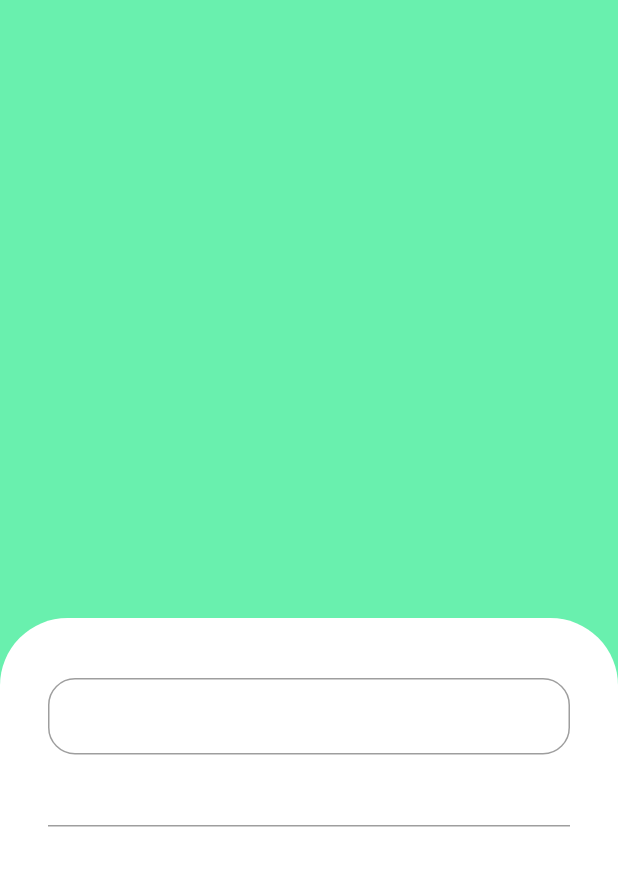
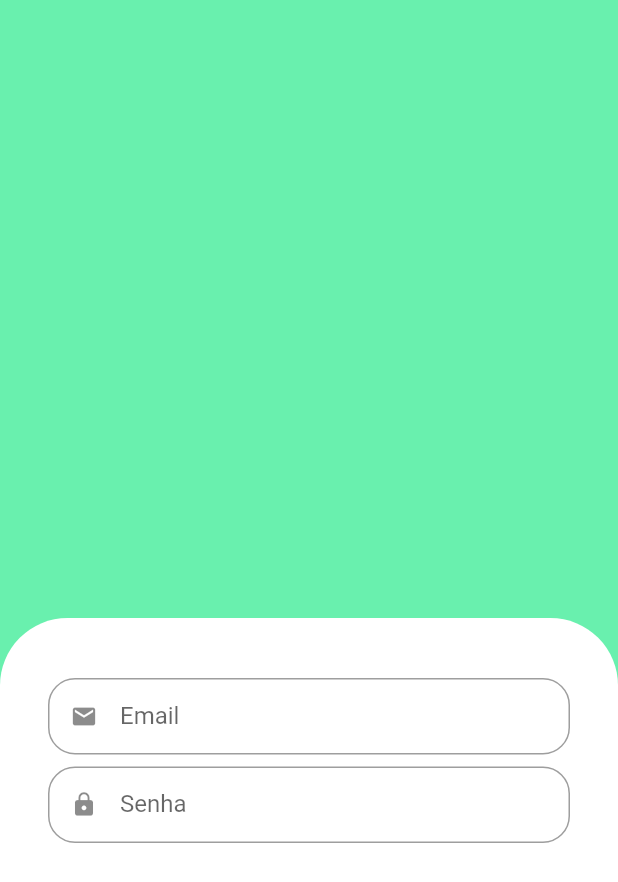
Before and after one commit to IagoAntunes/quitandavirtual, a Flutter app: the screen it shows after launch, on a phone screen of 412 x 824 dp. Shown: the top 882 px of the screen. Run offline on Flutter 3.47's test engine with Material 2 defaults, Android fonts, the phone set to English and light mode, and no system bars.

Commit message:
Login Screen

```diff
--- /dev/null
+++ b/lib/src/auth/components/custom_text_field.dart
@@ -0,0 +1,31 @@
+import 'package:flutter/material.dart';
+import 'package:flutter/src/widgets/container.dart';
+import 'package:flutter/src/widgets/framework.dart';
+
+class CustomTextField extends StatelessWidget {
+  final IconData icon;
+  final String label;
+  final bool isObscure;
+
+  const CustomTextField(
+      {super.key,
+      required this.icon,
+      required this.label,
+      this.isObscure = false});
+
+  @override
+  Widget build(BuildContext context) {
+    return Padding(
+      padding: const EdgeInsets.only(bottom: 8),
+      child: TextFormField(
+        obscureText: isObscure,
+        decoration: InputDecoration(
+            prefixIcon: Icon(icon),
+            labelText: label,
+            isDense: true,
+            border:
+                OutlineInputBorder(borderRadius: BorderRadius.circular(18))),
+      ),
+    );
+  }
+}
--- a/lib/src/auth/sign_in_screen.dart
+++ b/lib/src/auth/sign_in_screen.dart
@@ -1,6 +1,7 @@
 import 'package:flutter/material.dart';
 import 'package:flutter/src/widgets/container.dart';
 import 'package:flutter/src/widgets/framework.dart';
+import 'package:quitandavirtual/src/auth/components/custom_text_field.dart';
 
 class SignInScreen extends StatelessWidget {
   const SignInScreen({super.key});
@@ -17,16 +18,19 @@ class SignInScreen extends StatelessWidget {
             decoration: const BoxDecoration(
                 borderRadius: BorderRadius.vertical(top: Radius.circular(45)),
                 color: Colors.white),
-            child: Column(children: [
+            child: Column(children: const [
               // Input Email
-              TextFormField(
-                decoration: InputDecoration(
-                    isDense: true,
-                    border: OutlineInputBorder(
-                        borderRadius: BorderRadius.circular(18))),
+              CustomTextField(
+                icon: Icons.email,
+                label: 'Email',
+                isObscure: false,
               ),
               // Input Senha
-              TextFormField()
+              CustomTextField(
+                icon: Icons.lock,
+                label: 'Senha',
+                isObscure: true,
+              )
             ]),
           ),
         )
```
